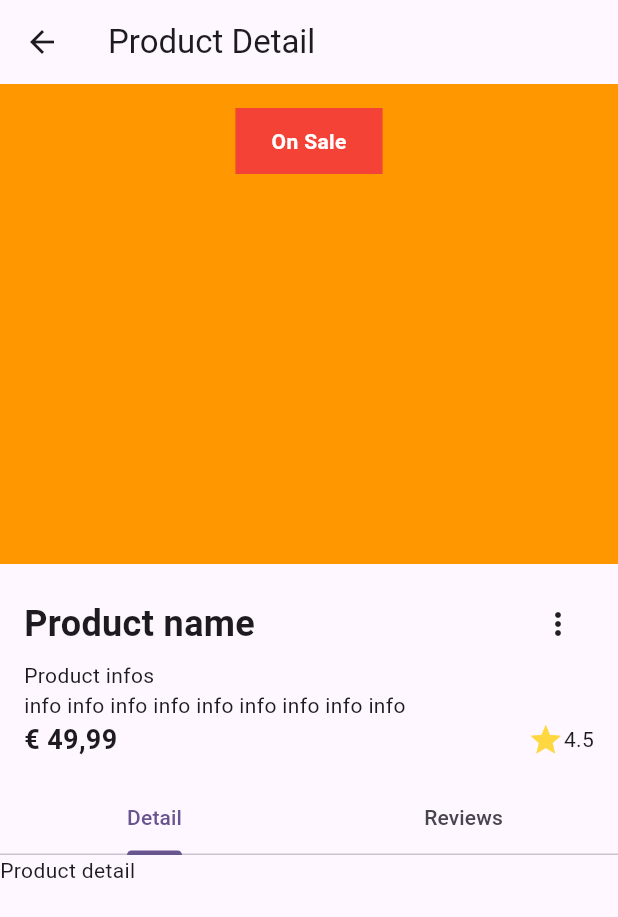
After one commit to dodiforth/bio_order_flutter, a Flutter app: the ProductDetailScreen screen opened directly, on a phone screen of 412 x 824 dp. The commit adds this screen. Shown: the top 917 px of the screen. Run offline on Flutter 3.47's test engine with Material 3 defaults, Android fonts, the phone set to English and light mode, and no system bars; our stand-ins replace dots_indicator, firebase_core; accounts and stored records are empty.

Commit message:
Add ProductDetailScreen - no function

```diff
--- /dev/null
+++ b/lib/home/product_detail_screen.dart
@@ -0,0 +1,123 @@
+import 'package:flutter/material.dart';
+
+class ProductDetailScreen extends StatefulWidget {
+  const ProductDetailScreen({super.key});
+
+  @override
+  State<ProductDetailScreen> createState() => _ProductDetailScreenState();
+}
+
+class _ProductDetailScreenState extends State<ProductDetailScreen> {
+  @override
+  Widget build(BuildContext context) {
+    return Scaffold(
+      appBar: AppBar(
+        title: Text("Product Detail"),
+      ),
+      body: Column(
+        children: [
+          Expanded(
+            child: SingleChildScrollView(
+              child: Column(
+                crossAxisAlignment: CrossAxisAlignment.start,
+                children: [
+                  Container(
+                    height: 320,
+                    padding: EdgeInsets.all(16),
+                    decoration: BoxDecoration(
+                      color: Colors.orange,
+                    ),
+                    child: Center(
+                      child: Column(
+                        crossAxisAlignment: CrossAxisAlignment.start,
+                        children: [
+                          Container(
+                            decoration: BoxDecoration(
+                              color: Colors.red,
+                            ),
+                            padding: EdgeInsets.symmetric(
+                                horizontal: 24, vertical: 12),
+                            child: Text(
+                              "On Sale",
+                              style: TextStyle(
+                                  color: Colors.white,
+                                  fontWeight: FontWeight.w700),
+                            ),
+                          )
+                        ],
+                      ),
+                    ),
+                  ),
+                  Padding(
+                    padding: const EdgeInsets.all(16.0),
+                    child: Column(
+                      crossAxisAlignment: CrossAxisAlignment.start,
+                      children: [
+                        Row(
+                          mainAxisAlignment: MainAxisAlignment.spaceBetween,
+                          children: [
+                            Text(
+                              "Product name",
+                              style: TextStyle(
+                                  fontSize: 24, fontWeight: FontWeight.w700),
+                            ),
+                            PopupMenuButton(itemBuilder: (context) {
+                              return [
+                                PopupMenuItem(child: Text("Review")),
+                              ];
+                            })
+                          ],
+                        ),
+                        Text("Product infos"),
+                        Text("info info info info info info info info info"),
+                        Row(
+                          children: [
+                            Text(
+                              "€ 49,99",
+                              style: TextStyle(
+                                  fontSize: 18, fontWeight: FontWeight.w700),
+                            ),
+                            Spacer(),
+                            Icon(
+                              Icons.star,
+                              color: Colors.amberAccent,
+                            ),
+                            Text("4.5")
+                          ],
+                        )
+                      ],
+                    ),
+                  ),
+                  DefaultTabController(
+                    length: 2,
+                    child: Column(
+                      children: [
+                        TabBar(tabs: [
+                          Tab(text: "Detail",),
+                          Tab(text: "Reviews",),
+                        ]),
+                        Container(
+                          height: 500,
+                          child: TabBarView(
+                            children: [
+                              Container(
+                                child: Text("Product detail"),
+                              ),
+                              Container(
+                                child: Text("Reviews"),
+                              ),
+                            ],
+                          ),
+                        )
+                      ],
+                    ),
+                  )
+                ],
+              ),
+            ),
+          ),
+        ],
+      ),
+    );
+  }
+}
--- a/lib/home/widgets/home_widget.dart
+++ b/lib/home/widgets/home_widget.dart
@@ -1,5 +1,6 @@
 import 'package:dots_indicator/dots_indicator.dart';
 import 'package:e_product_order_flutter/common/theme/custom_colors.dart';
+import 'package:e_product_order_flutter/home/product_detail_screen.dart';
 import 'package:flutter/material.dart';
 
 class HomeWidget extends StatefulWidget {
@@ -100,7 +101,27 @@ class _HomeWidgetState extends State<HomeWidget> {
                 ),
                 Container(
                   height: 240,
-                  color: CustomThemeColors.basicBackground,
+                  color: CustomThemeColors.contrastPrimary,
+                  child: ListView.builder(
+                    scrollDirection: Axis.horizontal,
+                    itemBuilder: (context, index) {
+                      return GestureDetector(
+                        onTap: () {
+                          Navigator.of(context).push(
+                            MaterialPageRoute(
+                                builder: (context) => ProductDetailScreen()),
+                          );
+                        },
+                        child: Container(
+                          width: 160,
+                          margin: EdgeInsets.only(right: 16),
+                          decoration: BoxDecoration(
+                              color: Colors.grey
+                          ),
+                        ),
+                      );
+                    },
+                  ),
                 )
               ],
             ),
--- a/lib/main.dart
+++ b/lib/main.dart
@@ -19,7 +19,7 @@ class MyApp extends StatelessWidget {
         colorScheme: ColorScheme.fromSeed(seedColor: Colors.deepPurple),
         useMaterial3: true,
       ),
-      home: ProductAddScreen(),
+      home: HomeScreen(),
     );
   }
 }
```
